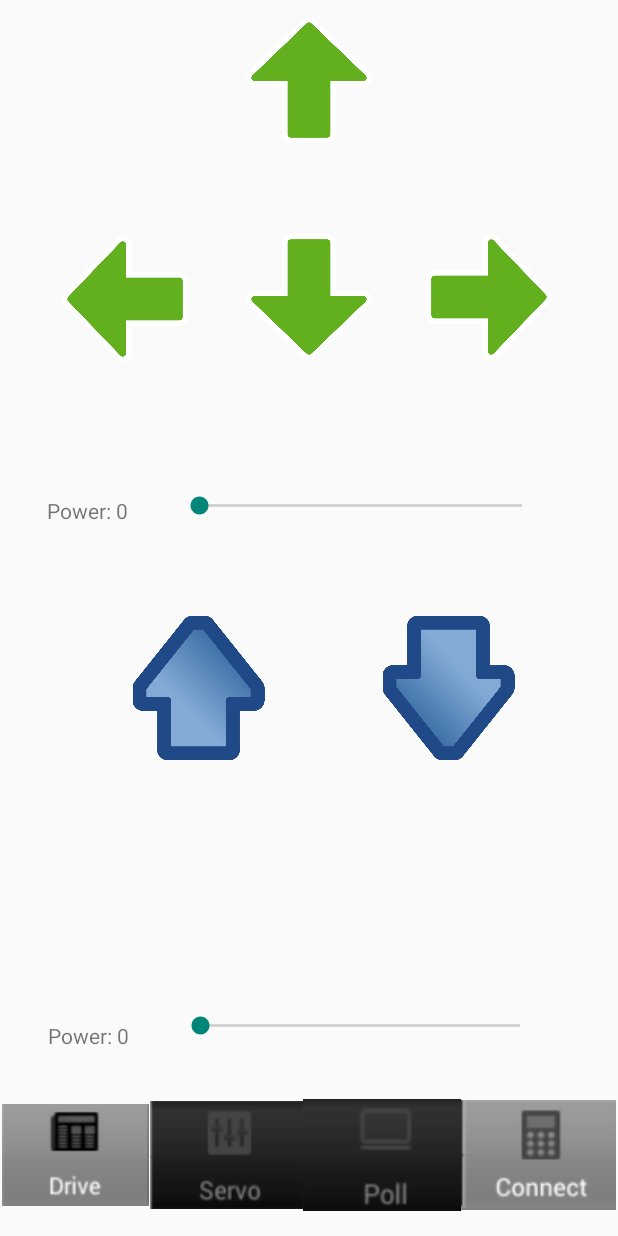
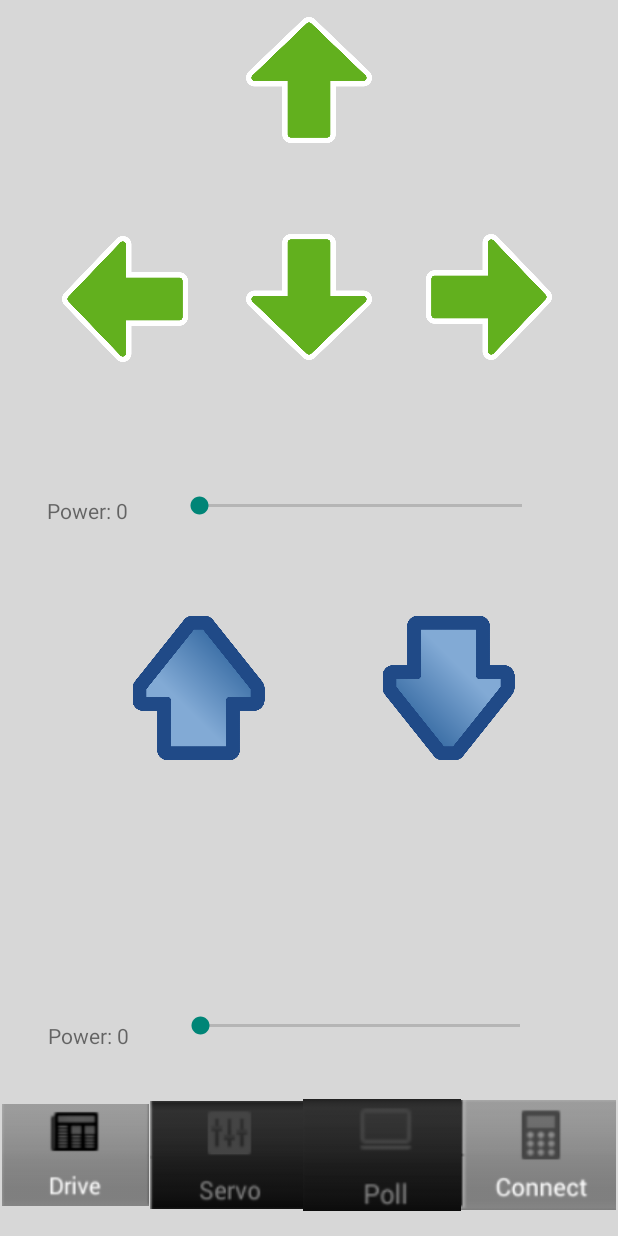
Before and after one commit to AndrewCawthon/GroupProjectCOSC426, an Android app: the layout drive_screen.xml on its own in the app's theme, with its tools: preview values and no code run, on a phone screen of 412 x 824 dp. Run offline under Robolectric (Android 15) with nearby library versions, the phone set to English and light mode, and no system bars.

Commit message:
updating drive screen background

```diff
--- a/A12-BTver03/app/src/main/res/layout/drive_screen.xml
+++ b/A12-BTver03/app/src/main/res/layout/drive_screen.xml
@@ -3,7 +3,8 @@
     xmlns:app="http://schemas.android.com/apk/res-auto"
     xmlns:tools="http://schemas.android.com/tools"
     android:layout_width="match_parent"
-    android:layout_height="match_parent">
+    android:layout_height="match_parent"
+    android:background="#D7D7D7">
 
 
     <SeekBar
```
